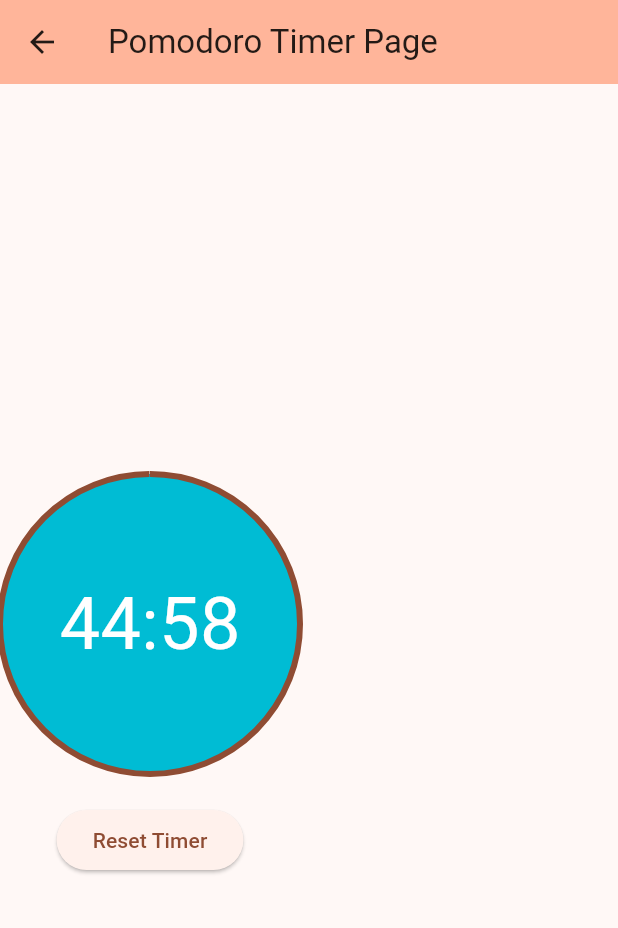
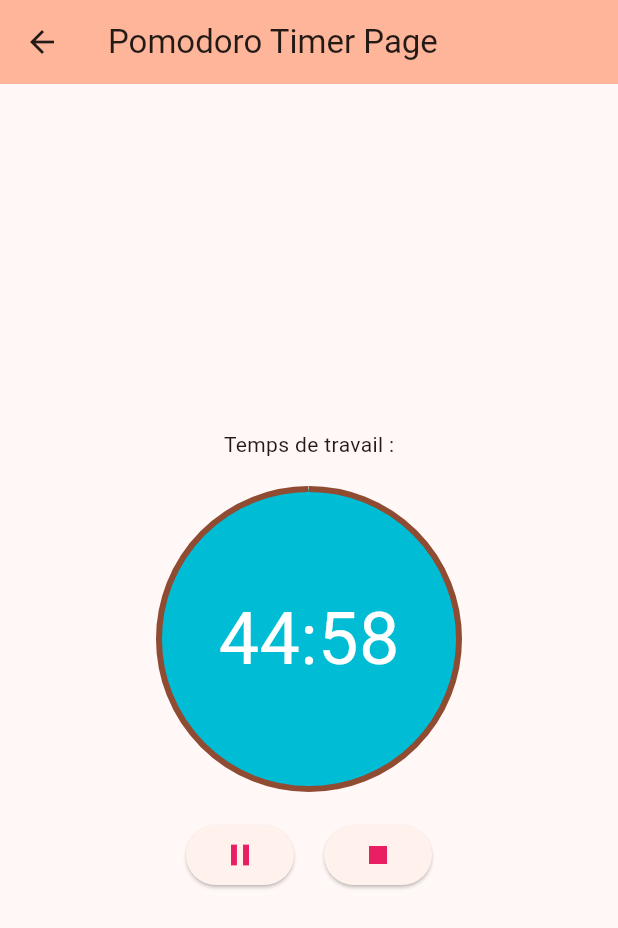
Before and after one commit to PillouMK/flutter-pomorodo, a Flutter app: the screen it shows after launch, after a tap on "45/15", on a phone screen of 412 x 824 dp. Shown: the top 928 px of the screen. Run offline on Flutter 3.47's test engine with Material 3 defaults, Android fonts, the phone set to English and light mode, and no system bars; our stand-ins replace flutter_bloc.

Commit message:
timer now is updated

```diff
--- a/lib/cubit/timer_cubit.dart
+++ b/lib/cubit/timer_cubit.dart
@@ -12,4 +12,12 @@ class TimerCubit extends Cubit<TimerState?> {
     emit(TimerState.start(workMinutes: workMinutes, restMinutes: restMinutes));
   }
 
+  void setPause() {
+    emit(state?.paused());
+  }
+
+  void setResume() {
+    emit(state?.resumed());
+  }
+
 }
--- a/lib/main.dart
+++ b/lib/main.dart
@@ -55,7 +55,6 @@ class _MyHomePageState extends State<MyHomePage> {
           children: [
             ElevatedButton(onPressed: () => {
               setTimerCubit(45, 15),
-              print("coucou"),
               Navigator.push(
               context,
               MaterialPageRoute(builder: (context) => const TimerPage()),
@@ -69,12 +68,12 @@ class _MyHomePageState extends State<MyHomePage> {
               )
             }, child: const Text("25/5")),
             ElevatedButton(onPressed: () => {
-              setTimerCubit(1, 1),
+              setTimerCubit(2, 1),
               Navigator.push(
                 context,
                 MaterialPageRoute(builder: (context) => const TimerPage()),
               )
-            }, child: const Text("1/1"))
+            }, child: const Text("2/1"))
           ],
         )
       ),// This trailing comma makes auto-formatting nicer for build methods.
--- a/lib/model/timer.class.dart
+++ b/lib/model/timer.class.dart
@@ -1,22 +1,19 @@
 class TimerState {
   TimerState.start({required this.workMinutes, required this.restMinutes})
       : startedAt = DateTime.now(),
-        pausedAt = null,
-        working = true;
+        pausedAt = null;
 
   TimerState._({
     required this.startedAt,
     required this.pausedAt,
     required this.workMinutes,
-    required this.restMinutes,
-    required this.working,
+    required this.restMinutes
   });
 
   final DateTime startedAt;
   final DateTime? pausedAt;
   final int workMinutes;
   final int restMinutes;
-  final bool working;
 
   TimerState start() {
     return TimerState._(
@@ -24,7 +21,6 @@ class TimerState {
       pausedAt: null,
       workMinutes: workMinutes,
       restMinutes: restMinutes,
-      working: working,
     );
   }
 
@@ -34,7 +30,6 @@ class TimerState {
       pausedAt: DateTime.now(),
       workMinutes: workMinutes,
       restMinutes: restMinutes,
-      working: working,
     );
   }
 
@@ -46,23 +41,45 @@ class TimerState {
           pausedAt: null,
           workMinutes: workMinutes,
           restMinutes: restMinutes,
-          working: working,
           );
   }
-
 
   Duration get timeElapsed => pausedAt == null
       ? DateTime.now().difference(startedAt)
       : pausedAt!.difference(startedAt);
 
-  Duration get timeLeft {
-    final left = duration - timeElapsed;
+  bool get isRunning => pausedAt == null;
+
+  bool get working {
+    final minutesElapsed = timeElapsed.inMinutes;
+    final fullStepMinutes = workMinutes + restMinutes;
+
+    final currentFullStepMinutes = minutesElapsed % fullStepMinutes;
+
+    return currentFullStepMinutes < workMinutes;
+  }
+
+  Duration get durationOfCurrentStep =>
+      Duration(minutes: working ? workMinutes : restMinutes);
+
+  Duration get timeElapsedSinceLastStep {
+    final millisecondsElapsedSinceLastWorkStart =
+        timeElapsed.inMilliseconds % ((workMinutes + restMinutes) * 60 * 1000);
+    if (millisecondsElapsedSinceLastWorkStart > (workMinutes * 60 * 1000)) {
+      // The work step is finished
+      return Duration(
+        milliseconds:
+        millisecondsElapsedSinceLastWorkStart - (workMinutes * 60 * 1000),
+      );
+    } else {
+      // The work step is live
+      return Duration(milliseconds: millisecondsElapsedSinceLastWorkStart);
+    }
+  }
+
+  Duration get nextStepIn {
+    final left = durationOfCurrentStep - timeElapsedSinceLastStep;
     if (left.isNegative) return Duration.zero;
     return left;
   }
-
-  Duration get duration =>
-      Duration(minutes: working ? workMinutes : restMinutes);
-
-  bool get isRunning => pausedAt == null;
 }
--- a/lib/pages/timer.page.dart
+++ b/lib/pages/timer.page.dart
@@ -2,6 +2,7 @@ import 'dart:async';
 
 import 'package:flutter/cupertino.dart';
 import 'package:flutter/material.dart';
+import 'package:flutter_bloc/flutter_bloc.dart';
 import 'package:flutter_pomodoro/widgets/pomodoro.dart';
 
 import '../cubit/timer_cubit.dart';
@@ -20,24 +21,54 @@ class _TimerPageState extends State<TimerPage> {
     TimerCubit.instance.state!.resumed();
   }
 
+  void pauseTimer() {
+    if(TimerCubit.instance.state!.pausedAt != null) {
+      TimerCubit.instance.setResume();
+    } else {
+      TimerCubit.instance.setPause();
+    }
+  }
+
   @override
   Widget build(BuildContext context) {
+    final timer = context.watch<TimerCubit>().state!;
     return Scaffold(
         appBar: AppBar(
           backgroundColor: Theme.of(context).colorScheme.inversePrimary,
           title: const Text('Pomodoro Timer Page'),
-    ), body: Column(
+    ), body: Center(
+      child: Column(
         mainAxisAlignment: MainAxisAlignment.center,
+        crossAxisAlignment: CrossAxisAlignment.center,
         children: [
           const PomodoroTimer(),
           const SizedBox(
             width: 20,
           ),
+          Row(
+            mainAxisAlignment: MainAxisAlignment.center,
+            children: [
+              ElevatedButton(
+                onPressed: pauseTimer,
+                child: Icon(
+                  timer.isRunning ? Icons.pause : Icons.play_arrow,
+                  color: Colors.pink,
+                  size: 24.0,
+                ),
+              ),
+              const SizedBox(width: 20,),
               ElevatedButton(
                 onPressed: resetTimer,
-          child: const Text('Reset Timer'),
+                child: const Icon(
+                  Icons.stop,
+                  color: Colors.pink,
+                  size: 24.0,
+                ),
               ),
             ],
+          )
+        ],
+      ),
     ));
   }
 }
--- a/lib/widgets/pomodoro.dart
+++ b/lib/widgets/pomodoro.dart
@@ -48,25 +48,30 @@ class _PomodoroTimerState extends State<PomodoroTimer> {
     final timer = context.watch<TimerCubit>().state;
     return Column(
       mainAxisAlignment: MainAxisAlignment.spaceBetween,
+      crossAxisAlignment: CrossAxisAlignment.center,
       children: [
+        Text(timer!.working ? "Temps de travail :" : "Temps de pause :"),
         Container(
           margin: const EdgeInsets.symmetric(vertical: 20),
           height: 200,
           width: 200,
-          decoration: const BoxDecoration(
+          decoration: timer.working ? const BoxDecoration(
             shape: BoxShape.circle,
                 color: Colors.cyan
+          ) : const BoxDecoration(
+              shape: BoxShape.circle,
+              color: Colors.green
           ),
           child: Stack(
             fit: StackFit.expand,
             alignment: Alignment.center,
             children: <Widget>[
               CircularProgressIndicator(
-                value: timer!.timeLeft.inMilliseconds / timer.duration.inMilliseconds,
+                value: timer.nextStepIn.inMilliseconds / timer.durationOfCurrentStep.inMilliseconds,
               ),
               Center(
                 child: Text(
-                  formatTime(timer.timeLeft),
+                  formatTime(timer.nextStepIn),
                   style: const TextStyle(fontSize: 48, color: Colors.white),
                 ),
               )
--- a/pubspec.yaml
+++ b/pubspec.yaml
@@ -36,6 +36,7 @@ dependencies:
   # Use with the CupertinoIcons class for iOS style icons.
   cupertino_icons: ^1.0.8
   flutter_bloc: ^8.1.6
+  firebase_auth: ^5.3.1
 
 dev_dependencies:
   flutter_test:
```
Also changed, not shown: pubspec.lock, 4 other files. Lines whose indentation alone changed are shown as unchanged.
